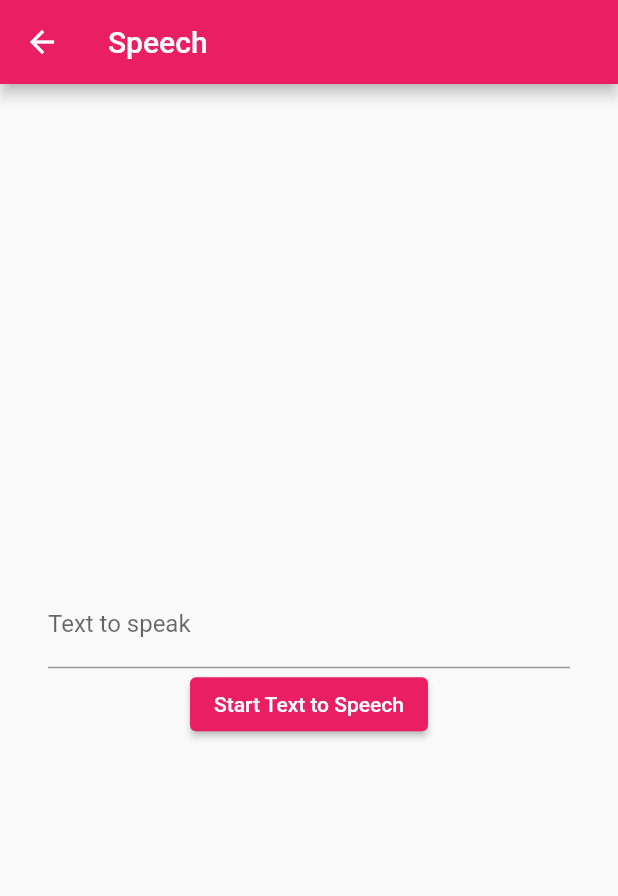
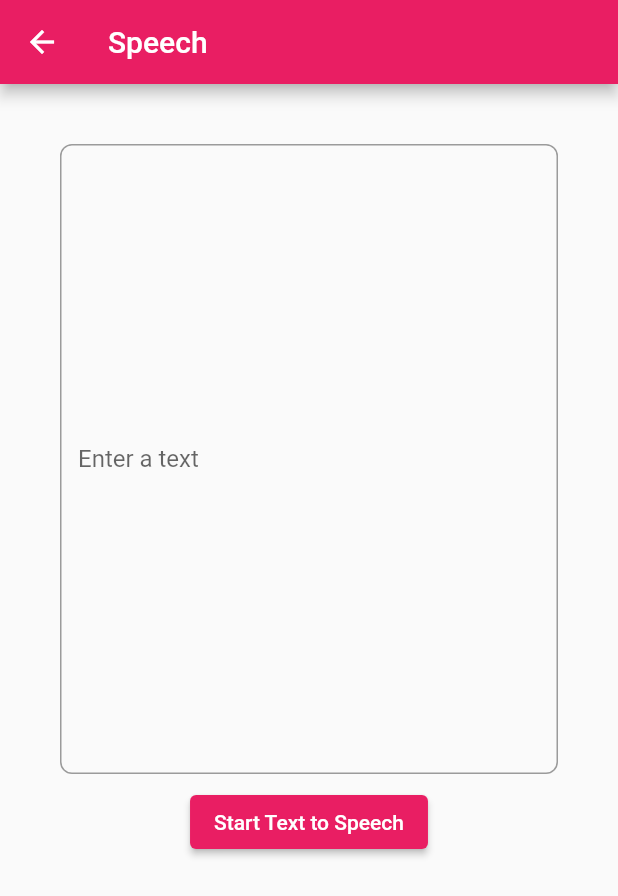
Before and after one commit to reymundvirtus/OCR-text-scanner, a Flutter app: the screen it shows after launch, in the side drawer, after a tap on "Speaker", on a phone screen of 412 x 824 dp. Shown: the top 896 px of the screen. Run offline on Flutter 3.47's test engine with Material 2 defaults, Android fonts, the phone set to English and light mode, and no system bars; our stand-ins replace flutter_tts, google_fonts, image_picker; missing offline and left inert: clipboard, google_ml_kit.

Commit message:
add text to speech feature

```diff
--- a/lib/Drawer.dart
+++ b/lib/Drawer.dart
@@ -1,9 +1,11 @@
 import 'package:flutter/material.dart';
+import 'Settings.dart';
 import 'Speech.dart';
 import 'Translate.dart';
 
 class DrawerSelect extends StatefulWidget {
-  const DrawerSelect({Key? key}) : super(key: key);
+  final String text;
+  DrawerSelect(this.text);
 
   @override
   State<DrawerSelect> createState() => _DrawerSelectState();
@@ -47,10 +49,10 @@ class _DrawerSelectState extends State<DrawerSelect> {
               onTap: () {
                 Navigator.push(
                   context,
-                  MaterialPageRoute(builder: (context) => const Speech()),
+                  MaterialPageRoute(builder: (context) => Speech()),
                 );
               },
-              hoverColor: Colors.grey,
+              hoverColor: Colors.white60,
             ),
             ListTile(
               leading: const Icon(
@@ -66,10 +68,29 @@ class _DrawerSelectState extends State<DrawerSelect> {
               onTap: () {
                 Navigator.push(
                   context,
-                  MaterialPageRoute(builder: (context) => const Translate()),
+                  MaterialPageRoute(builder: (context) => Translate(widget.text)),
                 );
               },
-              hoverColor: Colors.grey,
+              hoverColor: Colors.white60,
+            ),
+            ListTile(
+              leading: const Icon(
+                Icons.settings_outlined,
+                color: Colors.white,
+              ),
+              title: const Text(
+                "Settings",
+                style: TextStyle(
+                  color: Colors.white,
+                ),
+              ),
+              onTap: () {
+                Navigator.push(
+                  context,
+                  MaterialPageRoute(builder: (context) => const Settings()),
+                );
+              },
+              hoverColor: Colors.white60,
             ),
           ],
         ),
--- a/lib/Home.dart
+++ b/lib/Home.dart
@@ -6,7 +6,8 @@ import 'package:ocr_text_scanner/Drawer.dart';
 import 'Details.dart';
 
 class Home extends StatefulWidget {
-  const Home({Key? key}) : super(key: key);
+  final String text;
+  Home(this.text);
 
   @override
   State<Home> createState() => _HomeState();
@@ -21,19 +22,19 @@ class _HomeState extends State<Home> {
   @override
   Widget build(BuildContext context) {
     return Scaffold(
-      drawer: const DrawerSelect(),
+      drawer: DrawerSelect(widget.text),
       appBar: AppBar(
         title: const Text('OCR: Text Scanner'),
         backgroundColor: Colors.pink,
         actions: [
           TextButton(
             onPressed: () => clearImage(),
-            child: const Text(
+            child: isLoaded ? const Text(
               'Clear',
               style: TextStyle(
                 color: Colors.white,
               ),
-            ),
+            ) : const Text(''),
           ),
           TextButton(
           onPressed: () {
--- a/lib/Speech.dart
+++ b/lib/Speech.dart
@@ -2,7 +2,6 @@ import 'package:flutter/material.dart';
 import 'package:flutter_tts/flutter_tts.dart';
 
 class Speech extends StatefulWidget {
-  const Speech({Key? key}) : super(key: key);
 
   @override
   State<Speech> createState() => _SpeechState();
@@ -18,17 +17,26 @@ class _SpeechState extends State<Speech> {
       appBar: AppBar(
         title: const Text('Speech'),
       ),
-      body: Container(
-        alignment: Alignment.center,
+      body: SingleChildScrollView(
+        child: Center(
           child: Padding(
             padding: const EdgeInsets.all(32),
             child: Column(
               mainAxisSize: MainAxisSize.min,
               children: [
-              TextFormField(
+                Padding(
+                  padding: const EdgeInsets.all(8.0),
+                  child: TextFormField(
+                    minLines: 20,
+                    maxLines: 20,
+                    keyboardType: TextInputType.multiline,
                     controller: textEditingController,
                     decoration: const InputDecoration(
-                  labelText: 'Text to speak',
+                      labelText: 'Enter a text',
+                      border: OutlineInputBorder(
+                        borderRadius: BorderRadius.all(Radius.circular(8)),
+                      ),
+                    ),
                   ),
                 ),
                 ElevatedButton(
@@ -39,12 +47,13 @@ class _SpeechState extends State<Speech> {
             ),
           ),
         ),
+      ),
     );
   }
 
-  void speak(String text) async {
+  speak(String text) async {
     await flutterTts.setLanguage("en-US");
-    await flutterTts.setPitch(1); // 0.5 to 1.5
+    await flutterTts.setPitch(0.7); // 0.5 to 1.5
     await flutterTts.speak(text);
   }
 }
--- a/lib/Translate.dart
+++ b/lib/Translate.dart
@@ -1,7 +1,8 @@
 import 'package:flutter/material.dart';
 
 class Translate extends StatefulWidget {
-  const Translate({ Key? key }) : super(key: key);
+  final String text;
+  Translate(this.text);
 
   @override
   State<Translate> createState() => _TranslateState();
--- a/lib/main.dart
+++ b/lib/main.dart
@@ -3,22 +3,22 @@ import 'ScanText.dart';
 import 'Home.dart';
 
 void main() {
-  runApp(const MyApp());
+  runApp(MyApp());
 }
 
 class MyApp extends StatelessWidget {
-  const MyApp({Key? key}) : super(key: key);
 
   // This widget is the root of your application.
   @override
   Widget build(BuildContext context) {
+    String widget = "";
     return MaterialApp(
       title: 'Flutter Demo',
       theme: ThemeData(
         primarySwatch: Colors.pink,
       ),
       debugShowCheckedModeBanner: false,
-      home: const Home(),
+      home: Home(widget),
     );
   }
 }
```
Also changed, not shown: lib/Details.dart (+41 -16 lines). Lines whose indentation alone changed are shown as unchanged.
